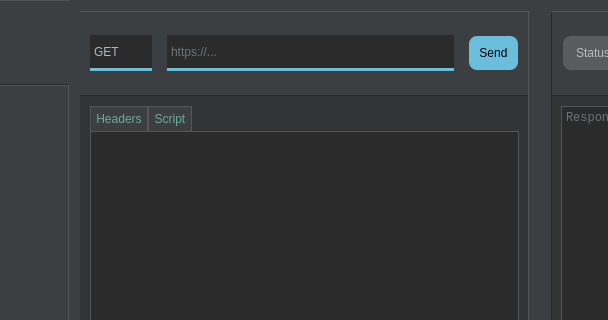
This is mainwindow.ui in tmstieff/Woke as Qt 5 draws it before an edit; both pictures show x 231 to 839 and y 0 to 320 of the 1280 by 720 pixel window. The edited form follows.
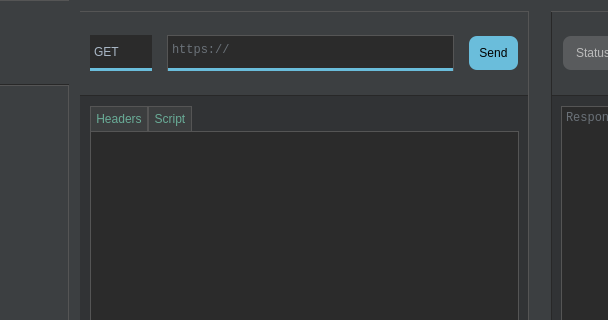
This is the edited form. Custom widgets are drawn as their Qt base class.

Commit message: More tests, CMake support (sort of), use multi line editor for URL, add sytax highlighter for URL

```diff
--- a/mainwindow.ui
+++ b/mainwindow.ui
@@ -317,7 +317,7 @@
             <number>0</number>
            </property>
            <item>
-            <layout class="QHBoxLayout" name="requestFormLayout" stretch="0,0,1,0,0,0">
+            <layout class="QHBoxLayout" name="requestFormLayout" stretch="0,0,0,0,0,0">
              <property name="spacing">
               <number>0</number>
              </property>
@@ -398,7 +398,7 @@
               </spacer>
              </item>
              <item>
-              <widget class="QLineEdit" name="urlTextInput">
+              <widget class="UrlPlainTextEdit" name="urlTextMultilineInput">
                <property name="sizePolicy">
                 <sizepolicy hsizetype="Expanding" vsizetype="Fixed">
                  <horstretch>0</horstretch>
@@ -411,11 +411,42 @@
                  <height>36</height>
                 </size>
                </property>
+               <property name="maximumSize">
+                <size>
+                 <width>16777215</width>
+                 <height>36</height>
+                </size>
+               </property>
+               <property name="font">
+                <font>
+                 <family>mono</family>
+                </font>
+               </property>
+               <property name="cursor" stdset="0">
+                <cursorShape>IBeamCursor</cursorShape>
+               </property>
                <property name="styleSheet">
-                <string notr="true"/>
+                <string notr="true">#urlTextMultilineInput {
+	padding-top: 3px;
+}</string>
+               </property>
+               <property name="frameShape">
+                <enum>QFrame::NoFrame</enum>
+               </property>
+               <property name="verticalScrollBarPolicy">
+                <enum>Qt::ScrollBarAlwaysOff</enum>
+               </property>
+               <property name="horizontalScrollBarPolicy">
+                <enum>Qt::ScrollBarAlwaysOff</enum>
+               </property>
+               <property name="sizeAdjustPolicy">
+                <enum>QAbstractScrollArea::AdjustToContentsOnFirstShow</enum>
+               </property>
+               <property name="lineWrapMode">
+                <enum>QPlainTextEdit::WidgetWidth</enum>
                </property>
                <property name="placeholderText">
-                <string>https://...</string>
+                <string>https://</string>
                </property>
               </widget>
              </item>
@@ -839,6 +870,13 @@
   </widget>
  </widget>
  <layoutdefault spacing="6" margin="11"/>
+ <customwidgets>
+  <customwidget>
+   <class>UrlPlainTextEdit</class>
+   <extends>QPlainTextEdit</extends>
+   <header>src/view/urlplaintextedit.h</header>
+  </customwidget>
+ </customwidgets>
  <resources/>
  <connections>
   <connection>
```
Left out of the diff: 23 changed lines with no effect on the pictures. The commit also changes 19 other files.
